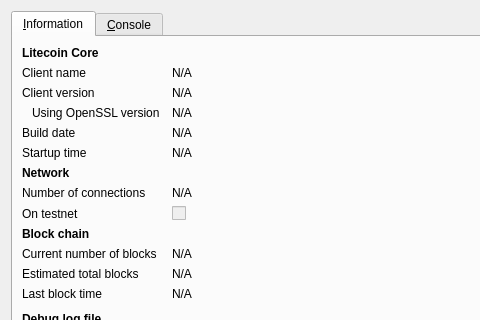
Above: src/qt/forms/rpcconsole.ui from Cannacoin-Project/Cannacoin before the change; both pictures show x 0 to 480 and y 0 to 320 of the 740 by 450 pixel window. Below: the same form after it.
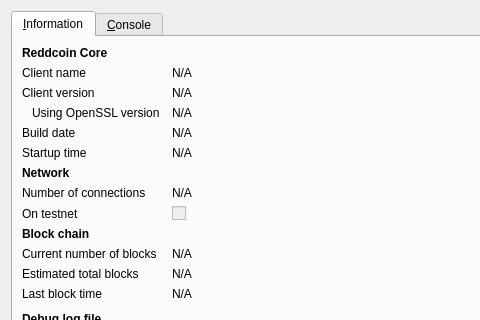
That is the form after the change. Icons and pictures are not drawn.

```diff
--- a/src/qt/forms/rpcconsole.ui
+++ b/src/qt/forms/rpcconsole.ui
@@ -36,7 +36,7 @@
           </font>
          </property>
          <property name="text">
-          <string>Litecoin Core</string>
+          <string>Reddcoin Core</string>
          </property>
         </widget>
        </item>
```
Left out of the diff: 6 changed lines with no effect on the pictures.
